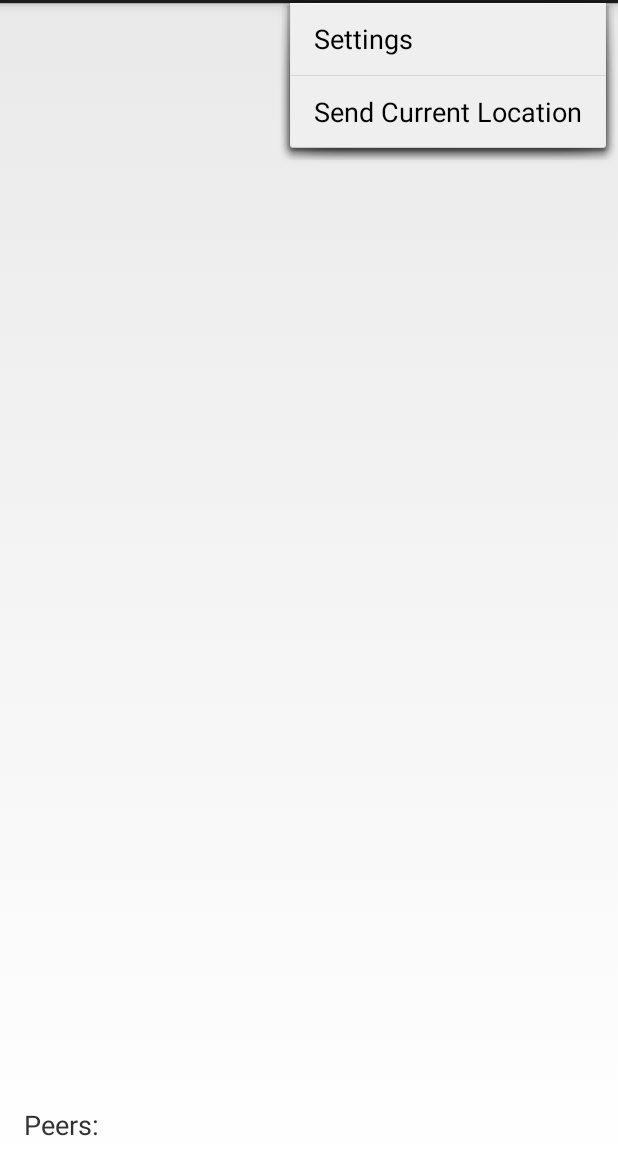
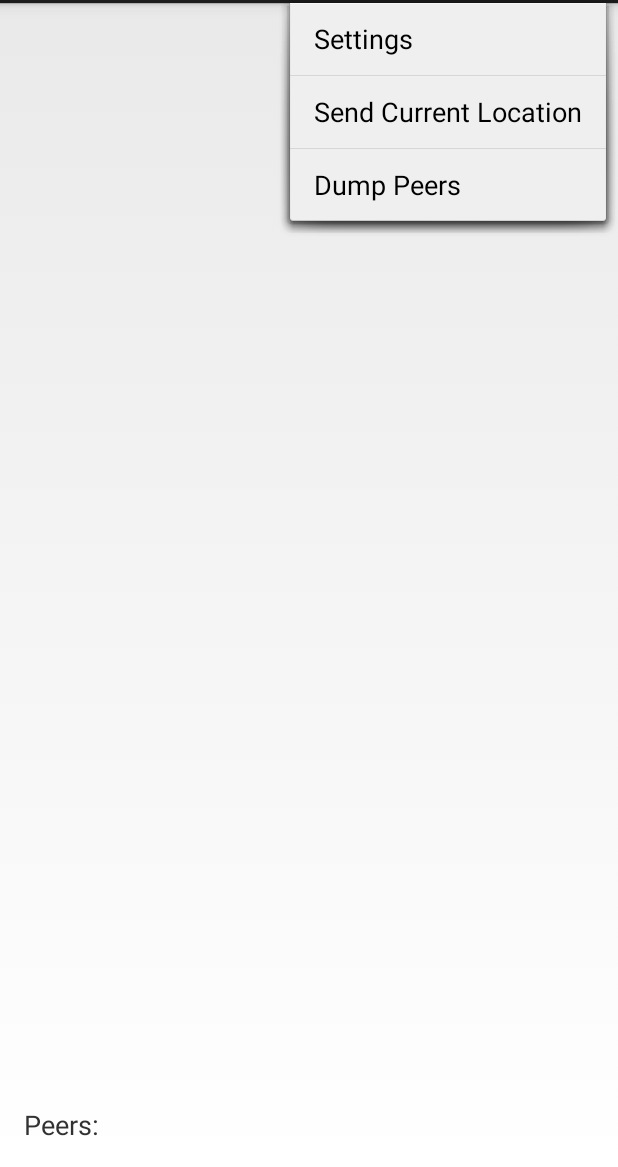
Before and after one commit to Liahim/mesto, an Android app: the MestoActivity screen opened directly, with no data from a screen before it, with the options menu open, on a phone screen of 412 x 824 dp, the part 69-1236 px from its top. Run offline under Robolectric (Android 15) with nearby library versions, the phone set to English and light mode, and no system bars; libraries missing offline, so code that uses them is left out: org.teleal.cling; 3 statements that could not run were skipped.

Commit message:
Simple peer dump; update endpoints on peer events

```diff
--- a/android_as/app/src/main/java/com/example/mycalls/MestoActivity.java
+++ b/android_as/app/src/main/java/com/example/mycalls/MestoActivity.java
@@ -31,6 +31,7 @@ import java.util.Collections;
 import java.util.Date;
 import java.util.HashSet;
 import java.util.Locale;
+import java.util.Map;
 import java.util.Set;
 
 public final class MestoActivity extends Activity implements UpnpController.PeerNotifications {
@@ -167,6 +168,14 @@ public final class MestoActivity extends Activity implements UpnpController.Peer
 
         mMenuItemToggleReporting = menu.findItem(R.id.menu_toggle_reporting);
         showToggleReportingIfPossible();
+
+        menu.findItem(R.id.menu_dump_peers).setOnMenuItemClickListener(new OnMenuItemClickListener() {
+            @Override
+            public boolean onMenuItemClick(final MenuItem item) {
+                onMenuDumpPeers();
+                return true;
+            }
+        });
         return true;
     }
 
@@ -252,12 +261,10 @@ public final class MestoActivity extends Activity implements UpnpController.Peer
         final Runnable r = new Runnable() {
             @Override
             public void run() {
-                if (-1 != findPeerView(udn)) {
-                    Log.i(TAG, "device " + udn + " already displayed");
-                    return;
-                }
+                final boolean known = -1 != findPeerView(udn);
+                final String identifier = udn.getIdentifierString();
 
-                final String identifier = udn.getIdentifierString();
+                if (!known) {
                     final LayoutInflater inflater = getLayoutInflater();
                     final TextView tv = (TextView) inflater.inflate(R.layout.list_element_peer, null);
                     tv.setText(info.get(0));
@@ -282,27 +289,35 @@ public final class MestoActivity extends Activity implements UpnpController.Peer
                             builder.setView(view).setPositiveButton(R.string.button_save, new DialogInterface.OnClickListener() {
                                 @Override
                                 public void onClick(final DialogInterface dialog, final int id) {
-                                //final String pin = yourPin.getText().toString();
-                                //mService.getUpnpController().setPin(udn, pin);
-                                final int size = info.size();
-
-                                if (1 < size) {
-                                    final Set<String> set = new HashSet<String>(info);
-                                    set.remove(info.get(0));
-                                    Utilities.savePeerInfo(MestoActivity.this, identifier, set, info.get(0));
-
-                                    tv.setTextColor(Color.GREEN);
-                                    Toast.makeText(MestoActivity.this, "Peer registered", Toast.LENGTH_LONG).show();
-                                }
+                                    savePeer(info, identifier, tv);
                                 }
                             }).setNegativeButton(R.string.button_cancel, null);
                             builder.create().show();
                         }
                     });
                     mPeersList.addView(tv);
+                } else {
+                    savePeer(info, identifier, null);
+                    Log.i(TAG, "updated persisted peer info for " + info.get(0) + "; " + identifier);
+                }
             }
         };
         runOnUiThread(r);
+    }
+
+    private void savePeer(final AbstractList<String> info, final String identifier, final TextView tv) {
+        final int size = info.size();
+
+        if (1 < size) {
+            final Set<String> set = new HashSet<String>(info);
+            set.remove(info.get(0));
+            Utilities.savePeerInfo(this, identifier, set, info.get(0));
+
+            if (null != tv) {
+                tv.setTextColor(Color.GREEN);
+                Toast.makeText(this, "Peer registered", Toast.LENGTH_LONG).show();
+            }
+        }
     }
 
     @Override
@@ -364,4 +379,23 @@ public final class MestoActivity extends Activity implements UpnpController.Peer
     String txt = new String(c.doFinal(bytes), "UTF-8");
     System.err.println("txt: "+txt);
 }*/
+
+    private final void onMenuDumpPeers() {
+        if (null != mService) {
+            final Map<String, Utilities.PeerInfo> peers = Utilities.loadAllPeersInfo(this);
+            String s = "";  // to sb, check bcode
+            for (Map.Entry<String, Utilities.PeerInfo> info : peers.entrySet()) {
+                s += "Peer udn: " + info.getKey() + "; title: " + info.getValue().title + '\n';
+                for (final String ss : info.getValue().uris) {
+                    s += "Endpoint: " + ss + '\n';
                 }
+            }
+
+            mStatusTextString = s + mStatusTextString;
+        } else {
+            mStatusTextString = "Not connected to background service\n" + mStatusTextString;
+        }
+        displayStatusText();
+    }
+
+}
--- a/android_as/app/src/main/java/com/example/mycalls/MestoLocationService.java
+++ b/android_as/app/src/main/java/com/example/mycalls/MestoLocationService.java
@@ -78,7 +78,7 @@ public class MestoLocationService extends Service {
         startMonitoringLocation();
         mExecutor.submit(mServer);
 
-        //mUpnpController.initialize(this);
+        mUpnpController.initialize(this);
     }
 
     @Override
--- a/android_as/app/src/main/java/com/example/mycalls/Utilities.java
+++ b/android_as/app/src/main/java/com/example/mycalls/Utilities.java
@@ -101,7 +101,7 @@ public final class Utilities {
         return pi;
     }
 
-    static final Map<String, PeerInfo> loadPeerInfoFull(final Context ctx) {
+    static final Map<String, PeerInfo> loadAllPeersInfo(final Context ctx) {
         final SharedPreferences sp = getSharedPreferences(ctx);
 
         final Map<String, PeerInfo> result = new HashMap<String, PeerInfo>();
--- a/android_as/app/src/main/res/menu/main.xml
+++ b/android_as/app/src/main/res/menu/main.xml
@@ -18,4 +18,10 @@
         android:showAsAction="never"
         android:title="@string/stop_reporting"/>
 
+    <item
+        android:id="@+id/menu_dump_peers"
+        android:orderInCategory="103"
+        android:showAsAction="never"
+        android:title="Dump Peers"/>
+
 </menu>
```
Lines whose indentation alone changed are shown as unchanged.
